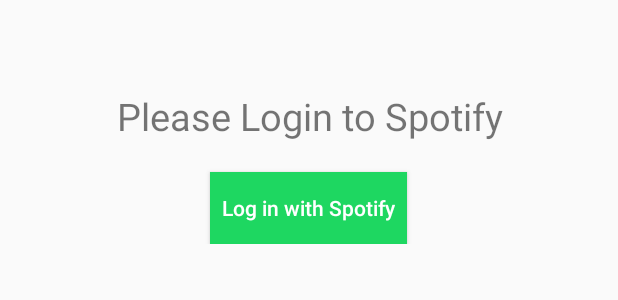
After one commit to sardap/TuneNeutral, an Android app: the layout login_to_spotify_dialog.xml on its own in the app's theme, with its tools: preview values and no code run, on a phone screen of 412 x 824 dp. The commit adds this screen. Shown: the top 300 px of the screen. Run offline under Robolectric (Android 15) with nearby library versions, the phone set to English and light mode, and no system bars.

Commit message:
added login dialog box popup only shows when needed

```diff
--- a/app/src/main/java/com/example/tuneneutral/fragments/RatingFragment.kt
+++ b/app/src/main/java/com/example/tuneneutral/fragments/RatingFragment.kt
@@ -127,7 +127,6 @@ class RatingFragment : Fragment() {
         }
     }
 
-
     private fun changeState(newState: State) {
         if (newState == State.Complete) {
             mListener?.onFragmentInteraction(Action.Complete)
--- /dev/null
+++ b/app/src/main/res/layout/login_to_spotify_dialog.xml
@@ -0,0 +1,41 @@
+<?xml version="1.0" encoding="utf-8"?>
+<LinearLayout xmlns:android="http://schemas.android.com/apk/res/android"
+    android:id="@+id/view_holder"
+    android:orientation="vertical"
+    android:layout_width="match_parent"
+    android:layout_height="wrap_content">
+
+    <RelativeLayout
+        android:orientation="vertical"
+        android:padding="50sp"
+        android:layout_width="match_parent"
+        android:layout_height="wrap_content">
+
+        <TextView
+            android:id="@+id/title"
+            android:layout_width="match_parent"
+            android:layout_height="wrap_content"
+            android:textSize="25sp"
+            android:layout_margin="10sp"
+            android:textAlignment="center"
+            android:text="@string/login_title"
+            />
+
+        <Button
+            android:id="@+id/spotify_login_button"
+            android:layout_marginTop="10dp"
+            android:layout_below="@id/title"
+            android:layout_width="wrap_content"
+            android:layout_height="wrap_content"
+            android:layout_centerInParent="true"
+            android:drawablePadding="8dp"
+            android:padding="8dp"
+            android:text="@string/button_spotify_login"
+            android:textAllCaps="false"
+            android:textColor="@android:color/white"
+            android:background="@color/colorSpotifyButton"
+            />
+
+    </RelativeLayout>
+
+</LinearLayout>
```
Also changed, not shown: app/src/main/java/com/example/tuneneutral/MainActivity.kt (+71 -11 lines).
